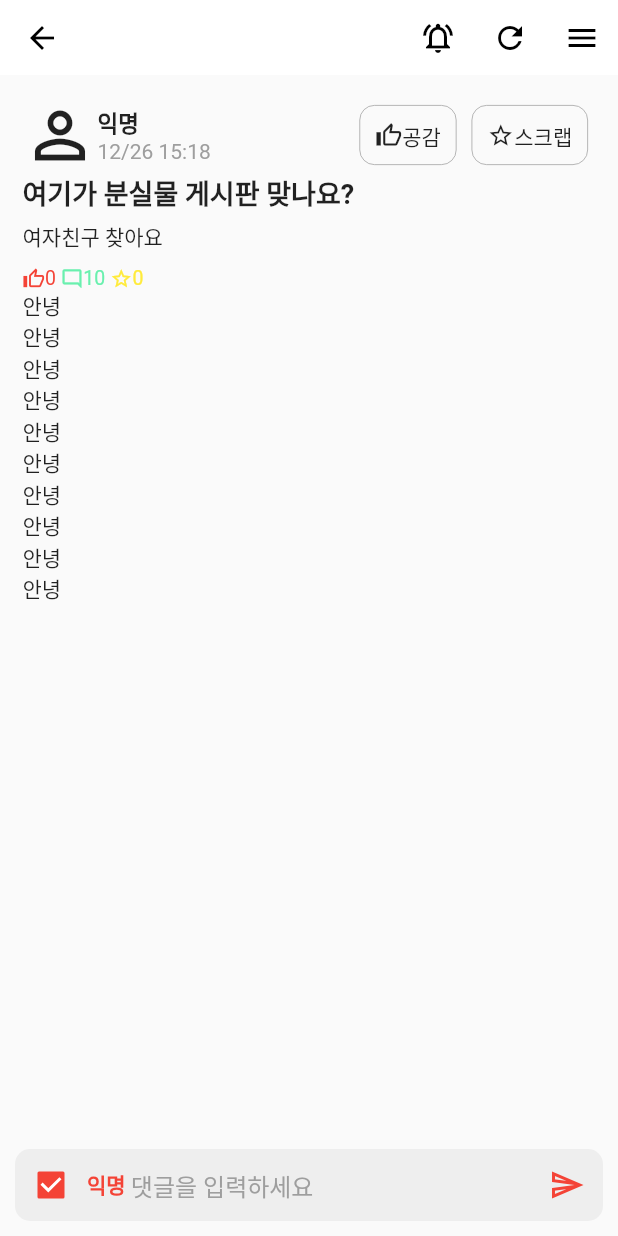
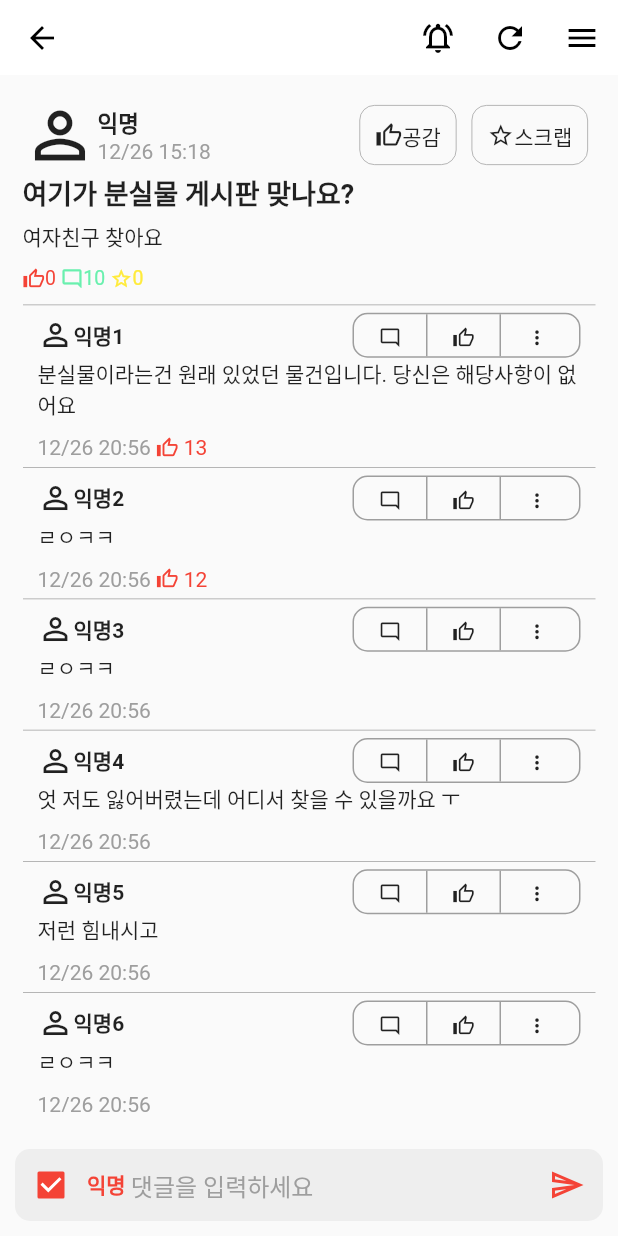
Before and after one commit to ssoljin/cloned_everytime, a Flutter app: the PostPage screen opened directly, on a phone screen of 412 x 824 dp. Run offline on Flutter 3.47's test engine with Material 2 defaults, Android fonts, the phone set to English and light mode, and no system bars.

Commit message:
Add : add _buildComment

```diff
--- a/lib/view/post_page.dart
+++ b/lib/view/post_page.dart
@@ -1,3 +1,4 @@
+import 'package:everytime_clone/data/comment.dart';
 import 'package:flutter/material.dart';
 import 'package:flutter/rendering.dart';
 
@@ -9,6 +10,23 @@ class PostPage extends StatefulWidget{
 
 class _PostPageState extends State<PostPage>{
   bool temp = true;
+  List<Widget> _comments;
+
+  @override
+  void initState() {
+    super.initState();
+    _comments=[
+      _buildComment(Comment('익명1', '분실물이라는건 원래 있었던 물건입니다. 당신은 해당사항이 없어요', '12/26 20:56', 13)),
+      _buildComment(Comment('익명2', 'ㄹㅇㅋㅋ', '12/26 20:56', 12)),
+      _buildComment(Comment('익명3', 'ㄹㅇㅋㅋ', '12/26 20:56', 0)),
+      _buildComment(Comment('익명4', '엇 저도 잃어버렸는데 어디서 찾을 수 있을까요 ㅜ', '12/26 20:56', 0)),
+      _buildComment(Comment('익명5', '저런 힘내시고', '12/26 20:56', 0)),
+      _buildComment(Comment('익명6', 'ㄹㅇㅋㅋ', '12/26 20:56', 0)),
+      _buildComment(Comment('익명7', '아 ㄹㅇㅋㅋ만 치라고 익4, 익5 눈치없냐', '12/26 20:56', 0)),
+      _buildComment(Comment('익명8', '이게 왜 핫게냐ㅋㅋㅋ', '12/26 20:56', 0)),
+      _buildComment(Comment('익명9', '노잼.', '12/26 20:56', 0)),
+    ];
+  }
   @override
   Widget build(BuildContext context) {
     return Scaffold(
@@ -58,7 +76,6 @@ class _PostPageState extends State<PostPage>{
                             Container(
                                 child: Row(
                                   mainAxisAlignment: MainAxisAlignment.end,
-                                  mainAxisSize: MainAxisSize.min,
                                   children: [
                                     FlatButton(
                                       onPressed: ()=>{},
@@ -110,8 +127,9 @@ class _PostPageState extends State<PostPage>{
                           margin: EdgeInsets.only(top: 5, bottom: 10),
                           child: Text('여자친구 찾아요',),
                         ),
-
-                        Row(
+                        Container(
+                          margin: EdgeInsets.only(bottom: 10),
+                          child: Row(
                             children: [
                               Icon(Icons.thumb_up_alt_outlined, color: Colors.red, size: 15,),
                               Text('0 ', style: TextStyle(color: Colors.red, fontSize: 13),),
@@ -121,20 +139,10 @@ class _PostPageState extends State<PostPage>{
                               Text('0 ', style: TextStyle(color: Colors.yellow, fontSize: 13),),
                             ],
                           ),
+                        ),
+
                         Column(
-                          children: [
-                            Text('안녕'),
-                            Text('안녕'),
-                            Text('안녕'),
-                            Text('안녕'),
-                            Text('안녕'),
-                            Text('안녕'),
-                            Text('안녕'),
-                            Text('안녕'),
-                            Text('안녕'),
-                            Text('안녕'),
-
-                          ],
+                          children: _comments,
                         ),
                       ],
                     ),
@@ -191,7 +199,86 @@ class _PostPageState extends State<PostPage>{
     );
   }
 
-  Widget _buildComment(){
+  Widget _buildComment(Comment comment){
+    return Container(
+      padding: EdgeInsets.only(top: 5, left: 10, right: 10),
+      margin: EdgeInsets.only(bottom: 5),
+      decoration: BoxDecoration(
+        border: Border(
+          top: BorderSide(
+            color: Colors.grey,
+            width: 0.5,
+          )
+        )
+      ),
+      child: Column(
+        crossAxisAlignment: CrossAxisAlignment.start,
+        children: [
+          Row(
+            mainAxisAlignment: MainAxisAlignment.spaceBetween,
+            children: [
+              Row(
+                children: [
+                  Icon(Icons.person_outline),
+                  Text(comment.name, style: TextStyle(fontWeight: FontWeight.bold),),
+                ],
+              ),
+              Container(
+                height: 30,
+                decoration: BoxDecoration(
+                  borderRadius: BorderRadius.circular(10),
+                  border: Border.all(
+                    color: Colors.grey,
+                  )
+                ),
+                child: Container(
+                  width: 150,
+                  child: Row(
+                    children: [
+                      IconButton(icon: Icon(Icons.mode_comment_outlined),onPressed: ()=>{},iconSize: 15,),
+                      Container(
+                        decoration: BoxDecoration(
+                          border: Border(
+                            left: BorderSide(
+                              color: Colors.grey,
+                            ),
+                            right: BorderSide(
+                              color: Colors.grey,
+                            ),
+                          ),
+                        ),
+                        child: IconButton(icon: Icon(Icons.thumb_up_alt_outlined),onPressed: ()=>{}, iconSize: 15,),
+                      ),
 
+                      IconButton(icon: Icon(Icons.more_vert),onPressed: ()=>{}, iconSize: 15,),
+                    ],
+                  ),
+                ),
+
+              ),
+
+            ],
+          ),
+          Text(comment.content),
+          Container(
+            margin: EdgeInsets.only(top: 10),
+            child: Row(
+              mainAxisAlignment: MainAxisAlignment.start,
+              children: [
+                Text(comment.time+' ', style: TextStyle(color: Colors.grey),),
+                comment.like>0?Row(
+                  children: [
+                    Icon(Icons.thumb_up_alt_outlined, color: Colors.red, size: 15,),
+                    Text(' '+comment.like.toString(), style: TextStyle(color: Colors.red),),
+                  ],
+                ):Container(),
+
+              ],
+            ),
+          ),
+
+        ],
+      ),
+    );
   }
 }
```
Lines whose indentation alone changed are shown as unchanged.
